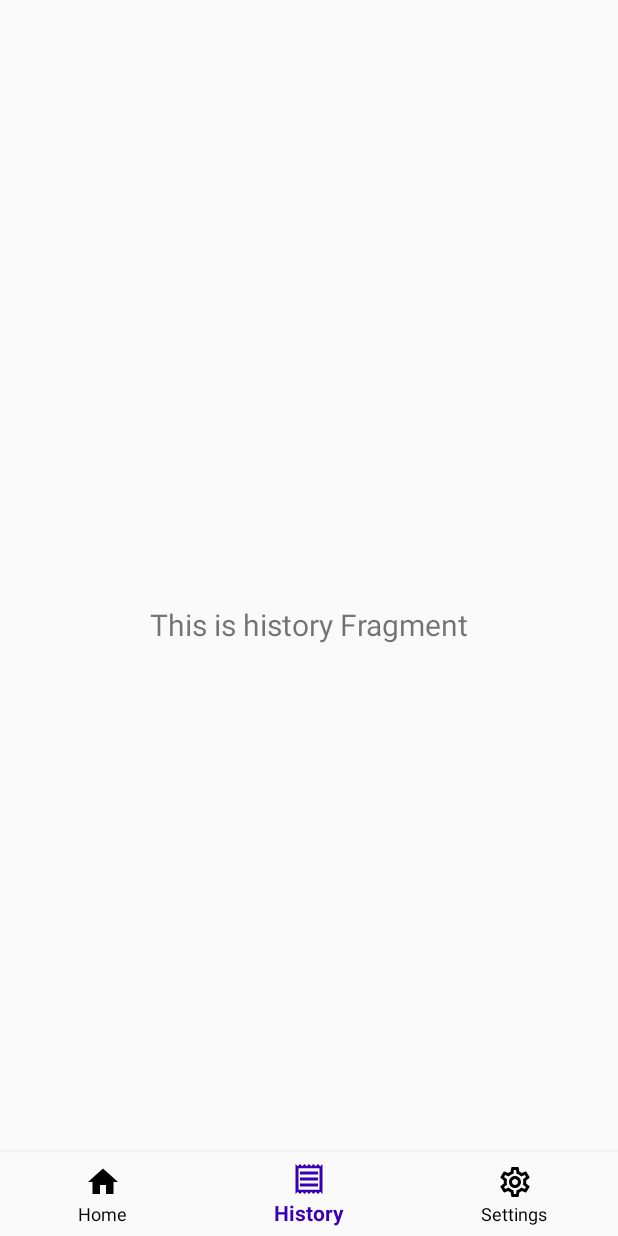
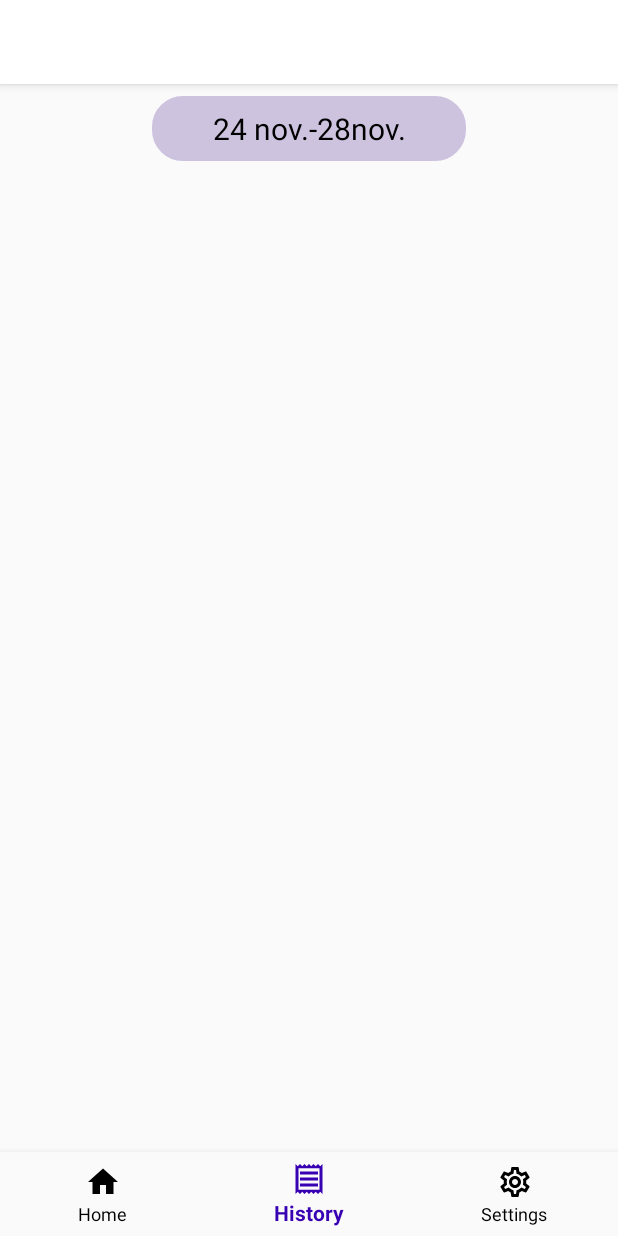
Before and after one commit to jipspaul/yavinTest, an Android app: the HistoryFragment screen opened through its navigation route, on a phone screen of 412 x 824 dp. Run offline under Robolectric (Android 15) with nearby library versions, the phone set to English and light mode, and no system bars; our stand-ins replace navigation-ui; libraries missing offline, so code that uses them is left out: org.jetbrains.anko.

Commit message:
add history design

```diff
--- a/app/src/main/java/fr/jnvui/yavintest/module/AppModules.kt
+++ b/app/src/main/java/fr/jnvui/yavintest/module/AppModules.kt
@@ -4,14 +4,15 @@ import android.app.Application
 import androidx.room.Room
 import fr.jnvui.yavintest.dao.AppDatabase
 import fr.jnvui.yavintest.dao.TicketsDAO
-import fr.jnvui.yavintest.ui.home.HomeViewModel
 import fr.jnvui.yavintest.usecases.TicketUseCase
+import fr.jnvui.yavintest.usecases.TransactionsUseCase
 import org.koin.android.ext.koin.androidApplication
 import org.koin.dsl.module
 
 val appModule = module {
 
     single { TicketUseCase(get()) }
+    single { TransactionsUseCase() }
 }
 
 val databaseModule = module {
--- /dev/null
+++ b/app/src/main/java/fr/jnvui/yavintest/ui/helpers/DatePickerHelper.kt
@@ -0,0 +1,44 @@
+package fr.jnvui.yavintest.ui.helpers
+
+import android.app.DatePickerDialog
+import android.app.DatePickerDialog.OnDateSetListener
+import android.content.Context
+import fr.jnvui.yavintest.R
+import java.util.*
+
+class DatePickerHelper(context: Context, isSpinnerType: Boolean = false) {
+
+    private var dialog: DatePickerDialog
+    private var callback: Callback? = null
+
+    private val listener = OnDateSetListener { datePicker, year, monthOfYear, dayOfMonth ->
+        callback?.onDateSelected(dayOfMonth, monthOfYear, year)
+    }
+
+    init {
+        val style = if (isSpinnerType) R.style.SpinnerDatePickerDialog else 0
+
+        val cal = Calendar.getInstance()
+
+        dialog = DatePickerDialog(context, style, listener,
+            cal.get(Calendar.YEAR), cal.get(Calendar.MONTH), cal.get(Calendar.DAY_OF_MONTH))
+    }
+
+    fun showDialog(dayofMonth: Int, month: Int, year: Int, callback: Callback?) {
+        this.callback = callback
+        dialog.datePicker.init(year, month, dayofMonth, null)
+        dialog.show()
+    }
+
+    fun setMinDate(minDate: Long) {
+        dialog.datePicker.minDate = minDate
+    }
+
+    fun setMaxDate(maxDate: Long) {
+        dialog.datePicker.maxDate = maxDate
+    }
+
+    interface Callback {
+        fun onDateSelected(dayofMonth: Int, month: Int, year: Int)
+    }
+}
--- a/app/src/main/java/fr/jnvui/yavintest/ui/history/HistoryFragment.kt
+++ b/app/src/main/java/fr/jnvui/yavintest/ui/history/HistoryFragment.kt
@@ -8,11 +8,22 @@ import android.widget.TextView
 import androidx.fragment.app.Fragment
 import androidx.lifecycle.Observer
 import androidx.lifecycle.ViewModelProvider
+import androidx.recyclerview.widget.LinearLayoutManager
 import fr.jnvui.yavintest.R
+import fr.jnvui.yavintest.ui.adapters.TransactionsAdapter
+import fr.jnvui.yavintest.ui.helpers.DatePickerHelper
+import fr.jnvui.yavintest.usecases.TransactionsUseCase
+import kotlinx.android.synthetic.main.fragment_history.*
+import org.koin.android.ext.android.inject
+import java.util.*
 
 class HistoryFragment : Fragment() {
 
     private lateinit var historyViewModel: HistoryViewModel
+    private lateinit var firstDatePicker: DatePickerHelper
+    private lateinit var secondDatePicker: DatePickerHelper
+
+    private val transactionsUseCase: TransactionsUseCase by inject()
 
     override fun onCreateView(
         inflater: LayoutInflater,
@@ -22,13 +33,77 @@ class HistoryFragment : Fragment() {
         historyViewModel =
             ViewModelProvider(
                 this,
-                ViewModelProvider.NewInstanceFactory()
+                HistoryViewModelFactory(transactionsUseCase)
             ).get(HistoryViewModel::class.java)
+
+
         val root = inflater.inflate(R.layout.fragment_history, container, false)
-        val textView: TextView = root.findViewById(R.id.text_dashboard)
-        historyViewModel.text.observe(viewLifecycleOwner, Observer {
-            textView.text = it
+        val dateSelectorTextView: TextView = root.findViewById(R.id.dateSelectorTextview)
+
+        historyViewModel.intervalDate.observe(viewLifecycleOwner, Observer {
+            dateSelectorTextView.text = it
         })
+
+        firstDatePicker = DatePickerHelper(this.requireContext())
+        secondDatePicker = DatePickerHelper(this.requireContext())
+
+        dateSelectorTextView.setOnClickListener {
+            selectIntervalDate()
+        }
+
+        historyViewModel.transactions.observe(viewLifecycleOwner, Observer {
+            val llm = LinearLayoutManager(this.requireContext())
+            llm.orientation = LinearLayoutManager.VERTICAL
+            historyRecyclerView.layoutManager = llm
+            historyRecyclerView.adapter = TransactionsAdapter(
+                it.toTypedArray()
+            )
+        })
+
         return root
     }
+
+    private fun selectIntervalDate() {
+
+        val cal = Calendar.getInstance()
+        val d = cal.get(Calendar.DAY_OF_MONTH)
+        val m = cal.get(Calendar.MONTH)
+        val y = cal.get(Calendar.YEAR)
+        var firstDate = ""
+        var secondDate = ""
+
+        firstDatePicker.showDialog(d, m, y, object : DatePickerHelper.Callback {
+            override fun onDateSelected(dayofMonth: Int, month: Int, year: Int) {
+                val dayStr = if (dayofMonth < 10) "0${dayofMonth}" else "${dayofMonth}"
+                val mon = month + 1
+                val monthStr = if (mon < 10) "0${mon}" else "${mon}"
+                firstDate = "${dayStr}-${monthStr}-${year}"
+
+                //Set min date to first date select
+                val minDate = Calendar.getInstance()
+                minDate.set(Calendar.HOUR_OF_DAY, 0)
+                minDate.set(Calendar.MINUTE, 0)
+                minDate.set(Calendar.SECOND, 0)
+                secondDatePicker.setMinDate(minDate.timeInMillis)
+
+                //Start new calendar
+                secondDatePicker.showDialog(d, m, y, object : DatePickerHelper.Callback {
+                    override fun onDateSelected(dayofMonth: Int, month: Int, year: Int) {
+                        val dayStr = if (dayofMonth < 10) "0${dayofMonth}" else "${dayofMonth}"
+                        val mon = month + 1
+                        val monthStr = if (mon < 10) "0${mon}" else "${mon}"
+
+                        secondDate = "${dayStr}-${monthStr}-${year}"
+
+                        historyViewModel.changeIntervaleDate(firstDate + " - " + secondDate)
+
+                    }
+                })
+
+            }
+        })
+
+
+    }
+
 }
--- a/app/src/main/java/fr/jnvui/yavintest/ui/history/HistoryViewModel.kt
+++ b/app/src/main/java/fr/jnvui/yavintest/ui/history/HistoryViewModel.kt
@@ -3,11 +3,32 @@ package fr.jnvui.yavintest.ui.history
 import androidx.lifecycle.LiveData
 import androidx.lifecycle.MutableLiveData
 import androidx.lifecycle.ViewModel
+import androidx.lifecycle.ViewModelProvider
+import fr.jnvui.yavintest.models.Transaction
+import fr.jnvui.yavintest.usecases.TransactionsUseCase
 
-class HistoryViewModel : ViewModel() {
+class HistoryViewModel(private val transactionsUseCase: TransactionsUseCase) : ViewModel() {
 
-    private val _text = MutableLiveData<String>().apply {
-        value = "This is history Fragment"
+    private val _intervalDate = MutableLiveData<String>().apply {
+        value = "24 nov.-28nov."
     }
-    val text: LiveData<String> = _text
+    val intervalDate: LiveData<String> = _intervalDate
+
+    private val _transactions = MutableLiveData<List<Transaction>>().apply {
+        value = transactionsUseCase.getTransactions()
+    }
+    val transactions: LiveData<List<Transaction>> = _transactions
+
+
+    fun changeIntervaleDate(date: String) {
+        _intervalDate.value = date
+    }
 }
+
+class HistoryViewModelFactory(
+    private val transactionsUseCase: TransactionsUseCase,
+) : ViewModelProvider.NewInstanceFactory() {
+    override fun <T : ViewModel> create(modelClass: Class<T>): T {
+        return HistoryViewModel(transactionsUseCase) as T
+    }
+}
--- /dev/null
+++ b/app/src/main/java/fr/jnvui/yavintest/usecases/TransactionsUseCase.kt
@@ -0,0 +1,11 @@
+package fr.jnvui.yavintest.usecases
+
+import fr.jnvui.yavintest.models.Transaction
+
+class TransactionsUseCase() {
+
+    fun getTransactions(): List<Transaction> {
+        return listOf()
+    }
+
+}
--- /dev/null
+++ b/app/src/main/res/drawable/rounded_textview.xml
@@ -0,0 +1,16 @@
+<?xml version="1.0" encoding="utf-8"?>
+<shape xmlns:android="http://schemas.android.com/apk/res/android" >
+    <stroke
+        android:width="1dp"
+        android:color="@color/purple_grey" />
+
+    <solid android:color="@color/purple_grey" />
+
+    <padding
+        android:left="10dp"
+        android:right="10dp"
+        android:bottom="8dp"
+        android:top="8dp" />
+
+    <corners android:radius="20dp" />
+</shape>
--- a/app/src/main/res/layout/fragment_history.xml
+++ b/app/src/main/res/layout/fragment_history.xml
@@ -6,17 +6,59 @@
     android:layout_height="match_parent"
     tools:context=".ui.history.HistoryFragment">
 
+    <com.google.android.material.appbar.AppBarLayout
+        android:id="@+id/appBarLayout"
+        android:layout_width="0dp"
+        android:layout_height="wrap_content"
+        app:layout_constraintEnd_toEndOf="parent"
+        app:layout_constraintStart_toStartOf="parent"
+        app:layout_constraintTop_toTopOf="parent">
+
+        <androidx.constraintlayout.widget.ConstraintLayout
+            android:layout_width="match_parent"
+            android:layout_height="match_parent">
+
+            <!-- ToolBar widget -->
+            <androidx.appcompat.widget.Toolbar
+                android:id="@+id/toolbar"
+                android:layout_width="match_parent"
+                android:layout_height="wrap_content"
+                android:background="@color/white"
+                android:minHeight="?attr/actionBarSize"
+                android:theme="?attr/actionBarTheme"
+                app:layout_constraintEnd_toEndOf="parent"
+                app:layout_constraintStart_toStartOf="parent"
+                app:layout_constraintTop_toTopOf="parent" />
+
+        </androidx.constraintlayout.widget.ConstraintLayout>
+
+    </com.google.android.material.appbar.AppBarLayout>
+
     <TextView
-        android:id="@+id/text_dashboard"
-        android:layout_width="match_parent"
+        android:id="@+id/dateSelectorTextview"
+        android:layout_width="wrap_content"
         android:layout_height="wrap_content"
         android:layout_marginStart="8dp"
         android:layout_marginTop="8dp"
         android:layout_marginEnd="8dp"
+        android:paddingEnd="40dp"
+        android:paddingStart="40dp"
+        android:background="@drawable/rounded_textview"
         android:textAlignment="center"
+        android:textColor="@color/black"
         android:textSize="20sp"
-        app:layout_constraintBottom_toBottomOf="parent"
         app:layout_constraintEnd_toEndOf="parent"
         app:layout_constraintStart_toStartOf="parent"
-        app:layout_constraintTop_toTopOf="parent" />
+        app:layout_constraintTop_toBottomOf="@+id/appBarLayout" />
+
+    <androidx.recyclerview.widget.RecyclerView
+        android:id="@+id/historyRecyclerView"
+        android:layout_width="match_parent"
+        android:layout_height="wrap_content"
+        android:layout_margin="@dimen/card_margin"
+        app:layout_constraintEnd_toEndOf="parent"
+        app:layout_constraintStart_toStartOf="parent"
+        app:layout_constraintTop_toBottomOf="@id/appBarLayout" />
+
+
 </androidx.constraintlayout.widget.ConstraintLayout>
--- a/app/src/main/res/values/styles.xml
+++ b/app/src/main/res/values/styles.xml
@@ -6,4 +6,17 @@
         <item name="android:textSize">30sp</item>
         <item name="android:textStyle">bold</item>
     </style>
+
+
+    <style name="SpinnerDatePickerDialog" parent="@android:style/Theme.Holo.Light.Dialog">
+        <item name="android:windowIsTranslucent">true</item>
+        <item name="android:windowBackground">@android:color/transparent</item>
+        <item name="android:windowContentOverlay">@null</item>
+        <item name="android:windowNoTitle">true</item>
+        <item name="android:windowIsFloating">true</item>
+        <item name="android:backgroundDimEnabled">true</item>
+        <item name="android:calendarViewShown">false</item>
+        <item name="android:datePickerMode">spinner</item>
+    </style>
+
 </resources>
```
Also changed, not shown: app/src/main/java/fr/jnvui/yavintest/models/Transaction.kt (added, +13 -0 lines), app/src/main/java/fr/jnvui/yavintest/ui/adapters/TransactionsAdapter.kt (added, +43 -0 lines), app/src/main/res/layout/transaction_item.xml (added, +53 -0 lines).
